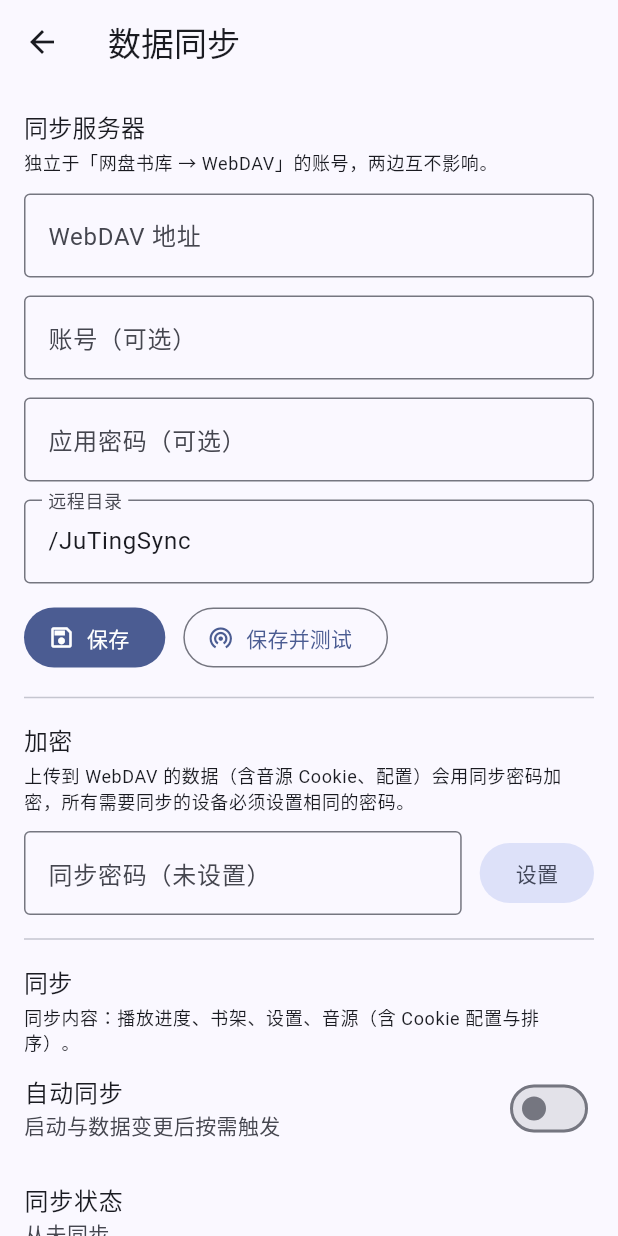
After one commit to Skorxa/tingshu-flutter-release, a Flutter app: the WebDavSyncScreen screen opened directly, on a phone screen of 412 x 824 dp. The commit adds this screen. Run offline on Flutter 3.47's test engine with Material 3 defaults, Android fonts, the phone set to English and light mode, and no system bars; our stand-ins replace audio_service, cached_network_image, dio, easy_refresh, flutter_slidable, flutter_swiper_null_safety and 4 more; missing offline and left inert: flutter_js, pointycastle, tdesign_flutter_adaptation; accounts and stored records are empty; project files that could hold a hidden picture were left out.

Commit message:
feat: 数据同步独立入口与独立配置
- 新增独立的同步配置页面（服务器/账号/密码/远程目录 + 连接测试）
- 同步服务器配置与网盘书库的 WebDAV 账号完全独立，互不影响
- 首次配置时自动从书库导入当前账号，之后修改互不联动
- 设置页仅保留数据同步入口 ListTile，展示同步状态

```diff
--- a/lib/data/webdav_sync_service.dart
+++ b/lib/data/webdav_sync_service.dart
@@ -2,6 +2,7 @@ import 'dart:async';
 import 'dart:convert';
 import 'dart:math';
 
+import 'package:dio/dio.dart';
 import 'package:flutter/foundation.dart';
 import 'package:pointycastle/export.dart';
 import 'package:shared_preferences/shared_preferences.dart';
@@ -13,8 +14,209 @@ import 'settings_service.dart';
 import 'shelf_service.dart';
 import 'webdav_service.dart';
 
+/// 数据同步专用的 WebDAV 服务器配置。
+/// 与网盘书库的 WebDAV 账号互相独立,互不影响。
+class WebDavSyncConfig {
+  final String baseUrl;
+  final String username;
+  final String password;
+  final String remoteDir;
+
+  const WebDavSyncConfig({
+    this.baseUrl = '',
+    this.username = '',
+    this.password = '',
+    this.remoteDir = '/JuTingSync',
+  });
+
+  bool get ready => baseUrl.trim().isNotEmpty;
+
+  Map<String, dynamic> toJson() => {
+    'baseUrl': baseUrl,
+    'username': username,
+    'password': password,
+    'remoteDir': remoteDir,
+  };
+
+  factory WebDavSyncConfig.fromJson(Map<String, dynamic> map) =>
+      WebDavSyncConfig(
+        baseUrl: '${map['baseUrl'] ?? ''}',
+        username: '${map['username'] ?? ''}',
+        password: '${map['password'] ?? ''}',
+        remoteDir: '${map['remoteDir'] ?? ''}',
+      );
+}
+
+/// 同步专用的轻量 WebDAV 客户端:只支持读文本 / 写文本 / 建目录 / 连通性测试。
+class _SyncDavClient {
+  _SyncDavClient(this._config);
+
+  final WebDavSyncConfig _config;
+  final Dio _dio = Dio(
+    BaseOptions(
+      connectTimeout: const Duration(seconds: 15),
+      receiveTimeout: const Duration(seconds: 60),
+      sendTimeout: const Duration(seconds: 60),
+    ),
+  );
+
+  Map<String, String> get _authHeader {
+    if (_config.username.isEmpty && _config.password.isEmpty) return const {};
+    final token = base64Encode(
+      utf8.encode('${_config.username}:${_config.password}'),
+    );
+    return {'Authorization': 'Basic $token'};
+  }
+
+  String _normalizePath(String value) {
+    var path = value.trim();
+    if (path.isEmpty) path = '/';
+    if (!path.startsWith('/')) path = '/$path';
+    return path.replaceAll(RegExp(r'/+'), '/');
+  }
+
+  String resolveUrl(String path) {
+    final base = _config.baseUrl.trim().replaceAll(RegExp(r'/+$'), '');
+    final baseUri = Uri.parse(base.endsWith('/') ? base : '$base/');
+    final normalized = _normalizePath(path);
+    final relative = normalized == '/'
+        ? ''
+        : normalized
+              .substring(1)
+              .split('/')
+              .map(Uri.encodeComponent)
+              .join('/');
+    return baseUri.resolve(relative).toString();
+  }
+
+  String _friendlyError(DioException e, String action) {
+    final status = e.response?.statusCode;
+    final url = e.requestOptions.uri.toString();
+    if (status == 401 || status == 403) {
+      return '$action失败：认证被拒绝（$status），请检查账号密码\n$url';
+    }
+    if (status == 404) {
+      return '$action失败：路径不存在（404）\n$url';
+    }
+    if (status != null) {
+      return '$action失败：HTTP $status\n$url';
+    }
+    return '$action失败：${e.message ?? e.type.name}\n$url';
+  }
+
+  /// PROPFIND Depth:0 验证服务器可达且凭据正确。
+  Future<void> testConnection() async {
+    final url = resolveUrl(_normalizePath(_config.remoteDir));
+    final Response<dynamic> response;
+    try {
+      response = await _dio.request<dynamic>(
+        url,
+        options: Options(
+          method: 'PROPFIND',
+          headers: {'Depth': '0', ..._authHeader},
+          validateStatus: (_) => true,
+        ),
+      );
+    } on DioException catch (e) {
+      throw Exception(_friendlyError(e, '连接测试'));
+    }
+    final status = response.statusCode ?? 0;
+    if (status == 404) {
+      throw Exception(
+        '连接成功但远程目录不存在，保存后首次同步会自动创建\n${_config.remoteDir}',
+      );
+    }
+    if (status < 200 || status >= 300) {
+      throw Exception('连接测试失败：HTTP $status\n$url');
+    }
+  }
+
+  Future<String?> getString(String path) async {
+    final Response<String> response;
+    try {
+      response = await _dio.request<String>(
+        resolveUrl(path),
+        options: Options(
+          method: 'GET',
+          responseType: ResponseType.plain,
+          headers: _authHeader,
+          validateStatus: (_) => true,
+        ),
+      );
+    } on DioException catch (e) {
+      throw Exception(_friendlyError(e, '下载'));
+    }
+    final status = response.statusCode ?? 0;
+    if (status == 404) return null;
+    if (status < 200 || status >= 300) {
+      throw Exception('WebDAV 下载失败（HTTP $status）\n路径: $path');
+    }
+    return response.data;
+  }
+
+  Future<void> putString(String path, String content) async {
+    final normalized = _normalizePath(path);
+    final segments =
+        normalized.split('/').where((segment) => segment.isNotEmpty).toList();
+    var current = '';
+    for (final segment in segments.take(segments.length - 1)) {
+      current = '$current/$segment';
+      await _mkcolLenient(current);
+    }
+    final Response<List<int>> response;
+    try {
+      response = await _dio.request<List<int>>(
+        resolveUrl(normalized),
+        data: utf8.encode(content),
+        options: Options(
+          method: 'PUT',
+          contentType: 'application/octet-stream',
+          headers: _authHeader,
+          validateStatus: (_) => true,
+        ),
+      );
+    } on DioException catch (e) {
+      throw Exception(_friendlyError(e, '上传'));
+    }
+    final status = response.statusCode ?? 0;
+    if (status < 200 || status >= 300) {
+      throw Exception('WebDAV 上传失败（HTTP $status）\n路径: $normalized');
+    }
+  }
+
+  Future<void> _mkcolLenient(String path) async {
+    try {
+      final response = await _dio.request<String>(
+        resolveUrl(path),
+        options: Options(
+          method: 'MKCOL',
+          responseType: ResponseType.plain,
+          headers: _authHeader,
+          validateStatus: (_) => true,
+        ),
+      );
+      final status = response.statusCode ?? 0;
+      // 405 = 目录已存在;301/409 = 部分服务器对已存在目录的返回,继续尝试。
+      if (status >= 200 && status < 300) return;
+      if (status == 405 || status == 301 || status == 409) return;
+      LogService.instance.warning(
+        'Sync',
+        '创建远程目录未成功(继续尝试上传)',
+        detail: '目录: $path\nHTTP $status',
+      );
+    } on DioException catch (e) {
+      LogService.instance.warning(
+        'Sync',
+        '创建远程目录请求失败(继续尝试上传)',
+        detail: '目录: $path\n${e.message ?? e.type.name}',
+      );
+    }
+  }
+}
+
 /// 基于 WebDAV 的多设备数据同步。
 ///
+/// - 使用独立于网盘书库的 WebDAV 服务器配置,互不影响。
 /// - 数据整体打包为 JSON 后用 AES-256-CBC + HMAC-SHA256 加密存储,
 ///   云端不出现任何明文(音源 Cookie、登录凭据等都在密文内)。
 /// - 加密密钥由用户设置的"同步密码"经 PBKDF2 派生,所有设备必须
@@ -33,8 +235,9 @@ class WebDavSyncService extends ChangeNotifier {
   static const _kLastSyncAt = 'sync_last_sync_at';
   static const _kLastResult = 'sync_last_result';
   static const _kDeviceTag = 'sync_device_tag';
+  static const _kConfig = 'sync_webdav_config';
 
-  static const _syncFileName = '/JuTingSync/juting_sync.json';
+  static const defaultRemoteDir = '/JuTingSync';
 
   /// 自动同步的最小间隔,防止高频操作触发风暴。
   static const _minSyncIntervalMs = 90 * 1000;
@@ -42,6 +245,9 @@ class WebDavSyncService extends ChangeNotifier {
 
   final Random _random = Random.secure();
 
+  WebDavSyncConfig _config = const WebDavSyncConfig();
+  _SyncDavClient? _clientCache;
+  WebDavSyncConfig? _clientConfig;
   bool _enabled = false;
   String _password = '';
   int _lastSyncAt = 0;
@@ -59,19 +265,51 @@ class WebDavSyncService extends ChangeNotifier {
   Timer? _timer;
   Timer? _startupTimer;
 
+  WebDavSyncConfig get config => _config;
   bool get enabled => _enabled;
   bool get hasPassword => _password.isNotEmpty;
   int get lastSyncAt => _lastSyncAt;
   String get lastResult => _lastResult;
   bool get syncing => _syncing;
-  bool get webDavReady => WebDavService.instance.ready;
-  bool get canSync => webDavReady && _password.isNotEmpty;
 
-  String get syncFilePath {
-    final root = WebDavService.instance.config.rootPath.trim();
-    if (root.isEmpty || root == '/') return _syncFileName;
-    final normalized = root.startsWith('/') ? root : '/$root';
-    return '$normalized$_syncFileName';
+  /// 同步服务器是否已配置(独立于网盘书库的 WebDAV 账号)。
+  bool get serverReady => _config.ready;
+  bool get canSync => serverReady && _password.isNotEmpty;
+
+  _SyncDavClient get _client {
+    if (_clientConfig != _config) {
+      _clientCache = _SyncDavClient(_config);
+      _clientConfig = _config;
+    }
+    return _clientCache!;
+  }
+
+  String get syncFilePath =>
+      '${_normalizeRemoteDir(_config.remoteDir)}/juting_sync.json';
+
+  String _normalizeRemoteDir(String value) {
+    var path = value.trim();
+    if (path.isEmpty) path = defaultRemoteDir;
+    if (!path.startsWith('/')) path = '/$path';
+    return path.replaceAll(RegExp(r'/+'), '/');
+  }
+
+  /// 保存同步服务器配置(独立于网盘书库)。
+  Future<void> saveConfig(WebDavSyncConfig config) async {
+    _config = WebDavSyncConfig(
+      baseUrl: config.baseUrl.trim(),
+      username: config.username.trim(),
+      password: config.password,
+      remoteDir: _normalizeRemoteDir(config.remoteDir),
+    );
+    final prefs = await SharedPreferences.getInstance();
+    await prefs.setString(_kConfig, jsonEncode(_config.toJson()));
+    LogService.instance.info(
+      'Sync',
+      '同步服务器配置已保存',
+      detail: '地址: ${_config.baseUrl}\n远程目录: ${_config.remoteDir}',
+    );
+    notifyListeners();
   }
 
   Future<void> init() async {
@@ -81,6 +319,33 @@ class WebDavSyncService extends ChangeNotifier {
     _lastSyncAt = prefs.getInt(_kLastSyncAt) ?? 0;
     _lastResult = prefs.getString(_kLastResult) ?? '';
     _deviceTag = prefs.getString(_kDeviceTag) ?? '';
+    final rawConfig = prefs.getString(_kConfig);
+    if (rawConfig != null && rawConfig.isNotEmpty) {
+      try {
+        _config = WebDavSyncConfig.fromJson(
+          Map<String, dynamic>.from(jsonDecode(rawConfig) as Map),
+        );
+      } catch (e) {
+        LogService.instance.warning('Sync', '同步配置读取失败', detail: '$e');
+      }
+    }
+    // 兼容迁移:同步配置为空且书库已配置 WebDAV 时,复制书库当前账号。
+    // 此后两者完全独立,互不影响。
+    if (!_config.ready && WebDavService.instance.ready) {
+      final book = WebDavService.instance.config;
+      _config = WebDavSyncConfig(
+        baseUrl: book.baseUrl,
+        username: book.username,
+        password: book.password,
+        remoteDir: defaultRemoteDir,
+      );
+      await prefs.setString(_kConfig, jsonEncode(_config.toJson()));
+      LogService.instance.info(
+        'Sync',
+        '已从网盘书库导入 WebDAV 账号作为同步服务器',
+        detail: '地址: ${_config.baseUrl}\n此后两者独立配置,互不影响',
+      );
+    }
     if (_deviceTag.isEmpty) {
       _deviceTag = base64Url
           .encode(List<int>.generate(3, (_) => _random.nextInt(256)))
@@ -162,6 +427,9 @@ class WebDavSyncService extends ChangeNotifier {
     }
   }
 
+  /// 用当前保存的同步服务器配置做连通性测试(独立于网盘书库)。
+  Future<void> testConnection() => _client.testConnection();
+
   Future<void> setPassword(String value) async {
     _password = value.trim();
     final prefs = await SharedPreferences.getInstance();
@@ -172,7 +440,7 @@ class WebDavSyncService extends ChangeNotifier {
   /// 合并式同步:拉取云端 → 合并应用 → 推送合并结果。
   Future<void> syncNow({String reason = 'manual'}) async {
     if (_syncing) return;
-    if (!webDavReady) {
+    if (!serverReady) {
       _setLastResult('未配置 WebDAV,请先在网盘页配置账号');
       return;
     }
@@ -185,7 +453,7 @@ class WebDavSyncService extends ChangeNotifier {
     _localDirty = false;
     notifyListeners();
     try {
-      final remoteText = await WebDavService.instance.getString(syncFilePath);
+      final remoteText = await _client.getString(syncFilePath);
       Map<String, dynamic>? remote;
       if (remoteText != null && remoteText.trim().isNotEmpty) {
         remote = _decryptEnvelope(remoteText);
@@ -200,7 +468,7 @@ class WebDavSyncService extends ChangeNotifier {
       final merged = await _buildPayload();
       if (remote == null || _sortedJson(merged) != _sortedJson(remote)) {
         final envelope = _encryptEnvelope(jsonEncode(merged));
-        await WebDavService.instance.putString(syncFilePath, envelope);
+        await _client.putString(syncFilePath, envelope);
         _lastResult = remote == null ? '已上传本地数据' : '已合并并上传';
       } else {
         _lastResult = '云端与本地一致';
@@ -230,7 +498,7 @@ class WebDavSyncService extends ChangeNotifier {
   /// 手动备份:用本地数据整体覆盖云端。
   Future<void> uploadSnapshot() async {
     if (_syncing) return;
-    if (!webDavReady) {
+    if (!serverReady) {
       _setLastResult('未配置 WebDAV,请先在网盘页配置账号');
       return;
     }
@@ -243,7 +511,7 @@ class WebDavSyncService extends ChangeNotifier {
     try {
       final payload = await _buildPayload();
       final envelope = _encryptEnvelope(jsonEncode(payload));
-      await WebDavService.instance.putString(syncFilePath, envelope);
+      await _client.putString(syncFilePath, envelope);
       _lastSyncAt = DateTime.now().millisecondsSinceEpoch;
       _lastResult = '已上传本地数据';
       _refreshStamps();
@@ -270,7 +538,7 @@ class WebDavSyncService extends ChangeNotifier {
   /// 手动恢复:拉取云端并合并到本地,不上传。
   Future<void> downloadAndMerge() async {
     if (_syncing) return;
-    if (!webDavReady) {
+    if (!serverReady) {
       _setLastResult('未配置 WebDAV,请先在网盘页配置账号');
       return;
     }
@@ -281,7 +549,7 @@ class WebDavSyncService extends ChangeNotifier {
     _syncing = true;
     notifyListeners();
     try {
-      final remoteText = await WebDavService.instance.getString(syncFilePath);
+      final remoteText = await _client.getString(syncFilePath);
       if (remoteText == null || remoteText.trim().isEmpty) {
         _lastResult = '云端还没有同步数据';
         return;
--- /dev/null
+++ b/lib/screens/webdav_sync_screen.dart
@@ -0,0 +1,283 @@
+import 'package:flutter/material.dart';
+
+import '../data/webdav_sync_service.dart';
+
+/// 数据同步独立页面:同步服务器配置、加密密码、自动同步开关与手动操作。
+/// 与「网盘书库 → WebDAV」完全独立,互不影响。
+class WebDavSyncScreen extends StatefulWidget {
+  const WebDavSyncScreen({super.key});
+
+  @override
+  State<WebDavSyncScreen> createState() => _WebDavSyncScreenState();
+}
+
+class _WebDavSyncScreenState extends State<WebDavSyncScreen> {
+  final _baseUrl = TextEditingController();
+  final _username = TextEditingController();
+  final _password = TextEditingController();
+  final _remoteDir = TextEditingController();
+  final _syncPassword = TextEditingController();
+
+  @override
+  void initState() {
+    super.initState();
+    final config = WebDavSyncService.instance.config;
+    _baseUrl.text = config.baseUrl;
+    _username.text = config.username;
+    _password.text = config.password;
+    _remoteDir.text = config.remoteDir.isEmpty
+        ? WebDavSyncService.defaultRemoteDir
+        : config.remoteDir;
+  }
+
+  @override
+  void dispose() {
+    _baseUrl.dispose();
+    _username.dispose();
+    _password.dispose();
+    _remoteDir.dispose();
+    _syncPassword.dispose();
+    super.dispose();
+  }
+
+  void _toast(String message) {
+    if (!mounted) return;
+    ScaffoldMessenger.of(
+      context,
+    ).showSnackBar(SnackBar(content: Text(message)));
+  }
+
+  Future<void> _saveServer({bool test = false}) async {
+    if (_baseUrl.text.trim().isEmpty) {
+      _toast('WebDAV 地址不能为空');
+      return;
+    }
+    try {
+      await WebDavSyncService.instance.saveConfig(
+        WebDavSyncConfig(
+          baseUrl: _baseUrl.text,
+          username: _username.text,
+          password: _password.text,
+          remoteDir: _remoteDir.text,
+        ),
+      );
+      if (test) {
+        _toast('正在测试连接…');
+        await WebDavSyncService.instance.testConnection();
+      }
+      _toast(test ? '连接测试通过' : '同步服务器已保存');
+    } catch (e) {
+      _toast(e.toString().replaceFirst('Exception: ', ''));
+    }
+  }
+
+  Future<void> _saveSyncPassword() async {
+    final value = _syncPassword.text.trim();
+    if (value.isEmpty) {
+      _toast('同步密码不能为空');
+      return;
+    }
+    await WebDavSyncService.instance.setPassword(value);
+    _syncPassword.clear();
+    _toast('同步密码已保存');
+  }
+
+  @override
+  Widget build(BuildContext context) {
+    return Scaffold(
+      appBar: AppBar(title: const Text('数据同步')),
+      body: ListView(
+        padding: const EdgeInsets.all(16),
+        children: [
+          AnimatedBuilder(
+            animation: WebDavSyncService.instance,
+            builder: (context, _) {
+              final sync = WebDavSyncService.instance;
+              return Column(
+                crossAxisAlignment: CrossAxisAlignment.start,
+                children: [
+                  Text(
+                    '同步服务器',
+                    style: Theme.of(context).textTheme.titleMedium,
+                  ),
+                  const SizedBox(height: 4),
+                  Text(
+                    '独立于「网盘书库 → WebDAV」的账号，两边互不影响。',
+                    style: Theme.of(context).textTheme.bodySmall,
+                  ),
+                  const SizedBox(height: 12),
+                  TextField(
+                    controller: _baseUrl,
+                    keyboardType: TextInputType.url,
+                    decoration: const InputDecoration(
+                      labelText: 'WebDAV 地址',
+                      hintText: 'https://dav.jianguoyun.com/dav',
+                      border: OutlineInputBorder(),
+                    ),
+                  ),
+                  const SizedBox(height: 12),
+                  TextField(
+                    controller: _username,
+                    decoration: const InputDecoration(
+                      labelText: '账号（可选）',
+                      border: OutlineInputBorder(),
+                    ),
+                  ),
+                  const SizedBox(height: 12),
+                  TextField(
+                    controller: _password,
+                    obscureText: true,
+                    decoration: const InputDecoration(
+                      labelText: '应用密码（可选）',
+                      border: OutlineInputBorder(),
+                    ),
+                  ),
+                  const SizedBox(height: 12),
+                  TextField(
+                    controller: _remoteDir,
+                    decoration: const InputDecoration(
+                      labelText: '远程目录',
+                      hintText: WebDavSyncService.defaultRemoteDir,
+                      border: OutlineInputBorder(),
+                    ),
+                  ),
+                  const SizedBox(height: 12),
+                  Row(
+                    children: [
+                      FilledButton.icon(
+                        onPressed: _saveServer,
+                        icon: const Icon(Icons.save_outlined),
+                        label: const Text('保存'),
+                      ),
+                      const SizedBox(width: 12),
+                      OutlinedButton.icon(
+                        onPressed: () => _saveServer(test: true),
+                        icon: const Icon(Icons.wifi_tethering_outlined),
+                        label: const Text('保存并测试'),
+                      ),
+                    ],
+                  ),
+                  const Divider(height: 32),
+
+                  Text(
+                    '加密',
+                    style: Theme.of(context).textTheme.titleMedium,
+                  ),
+                  const SizedBox(height: 4),
+                  Text(
+                    '上传到 WebDAV 的数据（含音源 Cookie、配置）会用同步密码加密，'
+                    '所有需要同步的设备必须设置相同的密码。',
+                    style: Theme.of(context).textTheme.bodySmall,
+                  ),
+                  const SizedBox(height: 12),
+                  Row(
+                    children: [
+                      Expanded(
+                        child: TextField(
+                          controller: _syncPassword,
+                          obscureText: true,
+                          decoration: InputDecoration(
+                            labelText: sync.hasPassword
+                                ? '同步密码（已设置）'
+                                : '同步密码（未设置）',
+                            border: const OutlineInputBorder(),
+                          ),
+                        ),
+                      ),
+                      const SizedBox(width: 12),
+                      FilledButton.tonal(
+                        onPressed: _saveSyncPassword,
+                        child: const Text('设置'),
+                      ),
+                    ],
+                  ),
+                  const Divider(height: 32),
+
+                  Text(
+                    '同步',
+                    style: Theme.of(context).textTheme.titleMedium,
+                  ),
+                  const SizedBox(height: 4),
+                  Text(
+                    '同步内容：播放进度、书架、设置、音源（含 Cookie 配置与排序）。',
+                    style: Theme.of(context).textTheme.bodySmall,
+                  ),
+                  SwitchListTile(
+                    contentPadding: EdgeInsets.zero,
+                    title: const Text('自动同步'),
+                    subtitle: const Text('启动与数据变更后按需触发'),
+                    value: sync.enabled,
+                    onChanged: sync.canSync
+                        ? (value) => sync.setEnabled(value)
+                        : (value) => _toast(
+                            value ? '请先配置同步服务器并设置同步密码' : '',
+                          ),
+                  ),
+                  ListTile(
+                    contentPadding: EdgeInsets.zero,
+                    title: const Text('同步状态'),
+                    subtitle: Text(
+                      sync.syncing
+                          ? '正在同步…'
+                          : sync.lastResult.isEmpty
+                          ? '从未同步'
+                          : '${sync.lastSyncAt == 0 ? '' : '上次: ${DateTime.fromMillisecondsSinceEpoch(sync.lastSyncAt).toString().substring(0, 16)} · '}${sync.lastResult}',
+                    ),
+                  ),
+                  Row(
+                    children: [
+                      Expanded(
+                        child: FilledButton.icon(
+                          onPressed: sync.syncing || !sync.canSync
+                              ? null
+                              : () => sync.syncNow(),
+                          icon: const Icon(Icons.sync_outlined),
+                          label: const Text('立即同步'),
+                        ),
+                      ),
+                    ],
+                  ),
+                  const SizedBox(height: 12),
+                  Row(
+                    children: [
+                      Expanded(
+                        child: OutlinedButton.icon(
+                          onPressed: sync.syncing || !sync.canSync
+                              ? null
+                              : () => sync.uploadSnapshot(),
+                          icon: const Icon(Icons.upload_outlined),
+                          label: const Text('上传备份'),
+                        ),
+                      ),
+                      const SizedBox(width: 12),
+                      Expanded(
+                        child: OutlinedButton.icon(
+                          onPressed: sync.syncing || !sync.canSync
+                              ? null
+                              : () => sync.downloadAndMerge(),
+                          icon: const Icon(Icons.download_outlined),
+                          label: const Text('下载合并'),
+                        ),
+                      ),
+                    ],
+                  ),
+                  if (!sync.canSync) ...[
+                    const SizedBox(height: 12),
+                    Text(
+                      sync.hasPassword
+                          ? '请先配置上方同步服务器'
+                          : '请先设置同步密码',
+                      style: Theme.of(context).textTheme.bodySmall?.copyWith(
+                        color: Theme.of(context).colorScheme.outline,
+                      ),
+                    ),
+                  ],
+                ],
+              );
+            },
+          ),
+        ],
+      ),
+    );
+  }
+}
```
Also changed, not shown: lib/data/webdav_service.dart (+0 -7 lines), lib/screens/source_screen.dart (+33 -121 lines), 1 other file.
